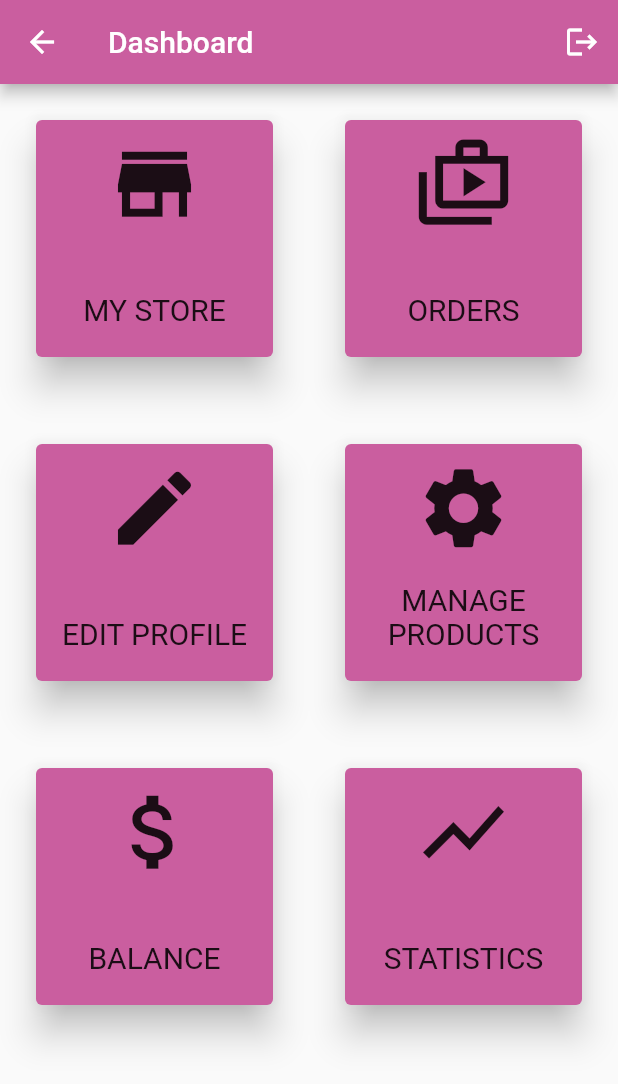
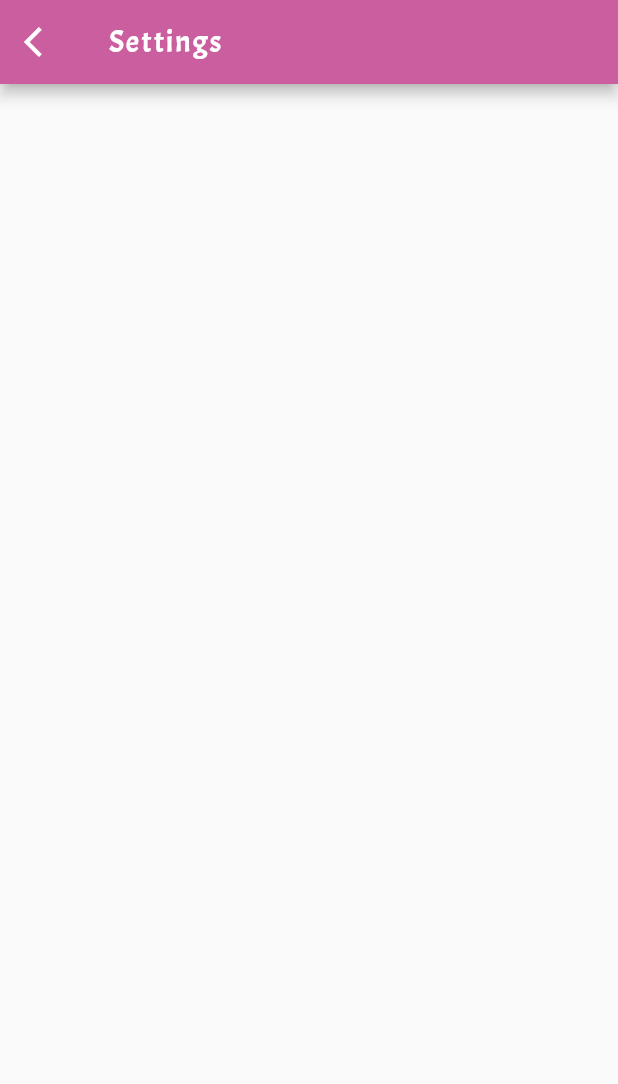
Before and after one commit to ananyakumar9/flutter_ecommerce_app, a Flutter app: the DashBoard screen opened directly, after a tap on "MANAGE PRODUCTS", on a phone screen of 412 x 824 dp. Shown: the top 1084 px of the screen. Run offline on Flutter 3.47's test engine with Material 2 defaults, Android fonts, the phone set to English and light mode, and no system bars; our stand-ins replace flutter_mobx, mobx.

Commit message:
[add]-supplier dashboard screens &customer action screens UI

```diff
--- /dev/null
+++ b/lib/customer_screens/index.dart
@@ -0,0 +1,2 @@
+export 'customer_orders.dart';
+export 'wishlist.dart';
--- /dev/null
+++ b/lib/dashboard_components/index.dart
@@ -0,0 +1,6 @@
+export 'supplier_balance.dart';
+export 'edit_profile.dart';
+export 'my_store.dart';
+export 'supplier_orders.dart';
+export 'settings.dart';
+export 'supplier_statistics.dart';
--- /dev/null
+++ b/lib/dashboard_components/settings.dart
@@ -0,0 +1,32 @@
+import 'package:flutter/material.dart';
+
+class Settings extends StatefulWidget {
+  const Settings({super.key});
+
+  @override
+  State<Settings> createState() => _SettingsState();
+}
+
+class _SettingsState extends State<Settings> {
+  @override
+  Widget build(BuildContext context) {
+    return Scaffold(
+        appBar: AppBar(
+          title: const Text(
+            'Settings',
+            style: TextStyle(
+              fontFamily: 'Acme',
+              fontSize: 20,
+              letterSpacing: 1.2,
+            ),
+          ),
+          leading: IconButton(
+            icon: const Icon(Icons.arrow_back_ios),
+            onPressed: () {
+              Navigator.pop(context);
+            },
+          ),
+        ),
+        body: Container());
+  }
+}
--- a/lib/screens/dashboard.dart
+++ b/lib/screens/dashboard.dart
@@ -1,17 +1,24 @@
+import 'package:ecommerce_app/dashboard_components/index.dart';
 import 'package:ecommerce_app/utility/constants.dart';
 import 'package:flutter/material.dart';
+import 'package:provider/provider.dart';
+
+import '../global_store.dart';
 
 class DashBoard extends StatelessWidget {
   const DashBoard({super.key});
 
   @override
   Widget build(BuildContext context) {
+    var globalStore = Provider.of<GlobalStore>(context);
+
     return Scaffold(
         appBar: AppBar(
           actions: [
             IconButton(
               icon: const Icon(Icons.logout),
               onPressed: () {
+                globalStore.setPageIndex(index: 0);
                 Navigator.pushReplacementNamed(context, '/welcome_screen');
               },
             ),
@@ -22,28 +29,73 @@ class DashBoard extends StatelessWidget {
           mainAxisSpacing: 10,
           crossAxisCount: 2,
           children: [
-            dashboardCard(title: 'MY STORE', icon: Icons.store),
+            dashboardCard(
+              title: 'MY STORE',
+              icon: Icons.store,
+              onTap: () {
+                Navigator.push(context,
+                    MaterialPageRoute(builder: (context) => const MyStore()));
+              },
+            ),
             dashboardCard(
               icon: Icons.shop_2_outlined,
               title: 'Orders'.toUpperCase(),
+              onTap: () {
+                Navigator.push(
+                    context,
+                    MaterialPageRoute(
+                        builder: (context) => const SupplierOrders()));
+              },
             ),
             dashboardCard(
               icon: Icons.edit,
               title: 'Edit Profile'.toUpperCase(),
+              onTap: () {
+                Navigator.push(
+                    context,
+                    MaterialPageRoute(
+                        builder: (context) => const EditProfile()));
+              },
             ),
-            dashboardCard(icon: Icons.settings, title: 'MANAGE PRODUCTS'),
-            dashboardCard(icon: Icons.attach_money, title: 'BALANCE'),
-            dashboardCard(icon: Icons.show_chart, title: 'STATISTICS'),
+            dashboardCard(
+              icon: Icons.settings,
+              title: 'MANAGE PRODUCTS',
+              onTap: () {
+                Navigator.push(context,
+                    MaterialPageRoute(builder: (context) => const Settings()));
+              },
+            ),
+            dashboardCard(
+              icon: Icons.attach_money,
+              title: 'BALANCE',
+              onTap: () {
+                Navigator.push(
+                    context,
+                    MaterialPageRoute(
+                        builder: (context) => const SupplierBalance()));
+              },
+            ),
+            dashboardCard(
+              icon: Icons.show_chart,
+              title: 'STATISTICS',
+              onTap: () {
+                Navigator.push(
+                    context,
+                    MaterialPageRoute(
+                        builder: (context) => const SupplierStatistics()));
+              },
+            ),
           ],
         ));
   }
 }
 
-Padding dashboardCard({required IconData icon, String title = ''}) {
+Padding dashboardCard(
+    {required IconData icon, String title = '', required VoidCallback onTap}) {
   return Padding(
     padding: const EdgeInsets.all(20.0),
     child: InkWell(
-      onTap: () {},
+      onTap: onTap,
       child: Card(
           shadowColor: secondary,
           elevation: 10,
--- a/lib/screens/upload.dart
+++ b/lib/screens/upload.dart
@@ -5,6 +5,6 @@ class Upload extends StatelessWidget {
 
   @override
   Widget build(BuildContext context) {
-    return Scaffold(body: Container(child: Text('Hello')));
+    return const Scaffold(body: Text('Hello'));
   }
 }
```
Also changed, not shown: lib/customer_screens/customer_orders.dart (added, +32 -0 lines), lib/customer_screens/wishlist.dart (added, +32 -0 lines), lib/dashboard_components/edit_profile.dart (added, +32 -0 lines), lib/dashboard_components/my_store.dart (added, +32 -0 lines), lib/dashboard_components/supplier_balance.dart (added, +32 -0 lines), lib/dashboard_components/supplier_orders.dart (added, +32 -0 lines), lib/dashboard_components/supplier_statistics.dart (added, +32 -0 lines), lib/screens/account.dart (+36 -3 lines), lib/welcome_screen.dart (+4 -4 lines).
